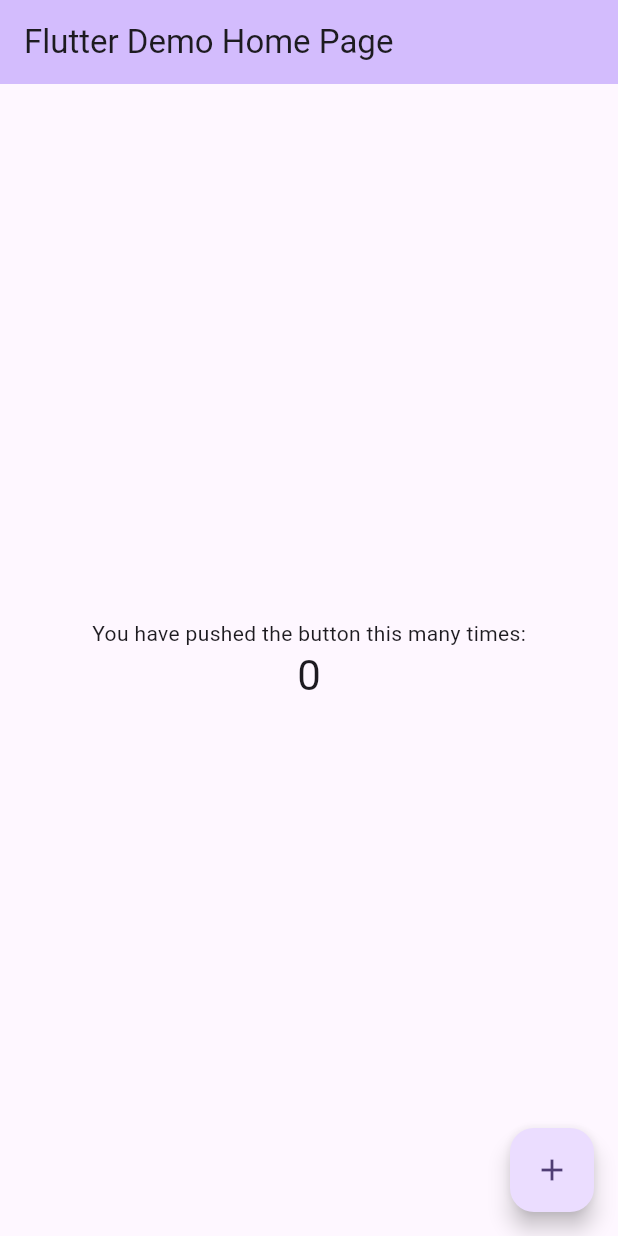
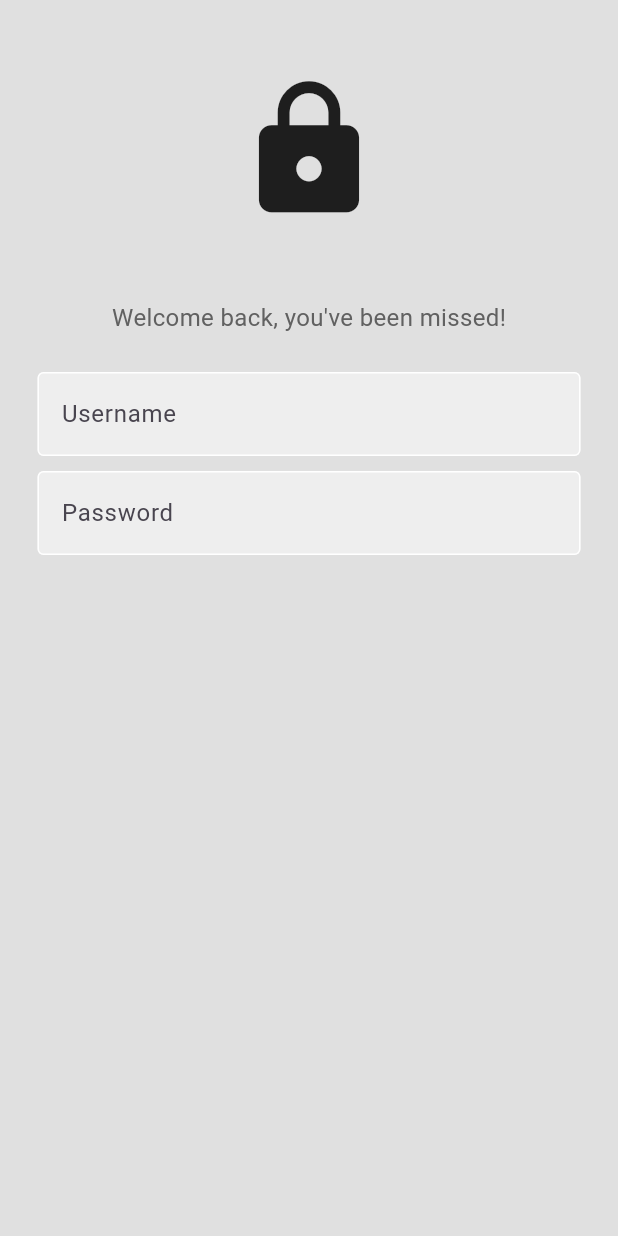
Before and after one commit to kkong3456/koko_authentication, a Flutter app: the screen it shows after launch, on a phone screen of 412 x 824 dp. Run offline on Flutter 3.47's test engine with Material 3 defaults, Android fonts, the phone set to English and light mode, and no system bars.

Commit message:
username, password textediting controller
4:55:25

```diff
--- a/analysis_options.yaml
+++ b/analysis_options.yaml
@@ -7,7 +7,7 @@
 
 # The following line activates a set of recommended lints for Flutter apps,
 # packages, and plugins designed to encourage good coding practices.
-include: package:flutter_lints/flutter.yaml
+#include: package:flutter_lints/flutter.yaml
 
 linter:
   # The lint rules applied to this project can be customized in the
--- /dev/null
+++ b/lib/components/my_textfield.dart
@@ -0,0 +1,36 @@
+import 'package:flutter/material.dart';
+
+class MyTextField extends StatelessWidget {
+  final controller;
+  final String hintText;
+  final bool obscureText;
+
+  const MyTextField({
+    super.key,
+    required this.controller,
+    required this.hintText,
+    required this.obscureText,
+  });
+
+  @override
+  Widget build(BuildContext context) {
+    return Padding(
+      padding: const EdgeInsets.symmetric(horizontal: 25),
+      child: TextField(
+        controller: controller,
+        obscureText: obscureText,
+        decoration: InputDecoration(
+          enabledBorder: OutlineInputBorder(
+            borderSide: BorderSide(color: Colors.white),
+          ),
+          focusedBorder: OutlineInputBorder(
+            borderSide: BorderSide(color: Colors.grey.shade400),
+          ),
+          fillColor: Colors.grey.shade200,
+          filled: true,
+          hintText: hintText,
+        ),
+      ),
+    );
+  }
+}
--- a/lib/main.dart
+++ b/lib/main.dart
@@ -1,4 +1,5 @@
 import 'package:flutter/material.dart';
+import 'package:koko_authentication/pages/login_page.dart';
 
 void main() {
   runApp(const MyApp());
@@ -7,119 +8,12 @@
 class MyApp extends StatelessWidget {
   const MyApp({super.key});
 
-  // This widget is the root of your application.
   @override
   Widget build(BuildContext context) {
     return MaterialApp(
-      title: 'Flutter Demo',
-      theme: ThemeData(
-        // This is the theme of your application.
-        //
-        // TRY THIS: Try running your application with "flutter run". You'll see
-        // the application has a purple toolbar. Then, without quitting the app,
-        // try changing the seedColor in the colorScheme below to Colors.green
-        // and then invoke "hot reload" (save your changes or press the "hot
-        // reload" button in a Flutter-supported IDE, or press "r" if you used
-        // the command line to start the app).
-        //
-        // Notice that the counter didn't reset back to zero; the application
-        // state is not lost during the reload. To reset the state, use hot
-        // restart instead.
-        //
-        // This works for code too, not just values: Most code changes can be
-        // tested with just a hot reload.
-        colorScheme: ColorScheme.fromSeed(seedColor: Colors.deepPurple),
-        useMaterial3: true,
-      ),
-      home: const MyHomePage(title: 'Flutter Demo Home Page'),
+      title: 'Authentication App',
+      debugShowCheckedModeBanner: false,
+      home: LoginPage(),
     );
   }
 }
-
-class MyHomePage extends StatefulWidget {
-  const MyHomePage({super.key, required this.title});
-
-  // This widget is the home page of your application. It is stateful, meaning
-  // that it has a State object (defined below) that contains fields that affect
-  // how it looks.
-
-  // This class is the configuration for the state. It holds the values (in this
-  // case the title) provided by the parent (in this case the App widget) and
-  // used by the build method of the State. Fields in a Widget subclass are
-  // always marked "final".
-
-  final String title;
-
-  @override
-  State<MyHomePage> createState() => _MyHomePageState();
-}
-
-class _MyHomePageState extends State<MyHomePage> {
-  int _counter = 0;
-
-  void _incrementCounter() {
-    setState(() {
-      // This call to setState tells the Flutter framework that something has
-      // changed in this State, which causes it to rerun the build method below
-      // so that the display can reflect the updated values. If we changed
-      // _counter without calling setState(), then the build method would not be
-      // called again, and so nothing would appear to happen.
-      _counter++;
-    });
-  }
-
-  @override
-  Widget build(BuildContext context) {
-    // This method is rerun every time setState is called, for instance as done
-    // by the _incrementCounter method above.
-    //
-    // The Flutter framework has been optimized to make rerunning build methods
-    // fast, so that you can just rebuild anything that needs updating rather
-    // than having to individually change instances of widgets.
-    return Scaffold(
-      appBar: AppBar(
-        // TRY THIS: Try changing the color here to a specific color (to
-        // Colors.amber, perhaps?) and trigger a hot reload to see the AppBar
-        // change color while the other colors stay the same.
-        backgroundColor: Theme.of(context).colorScheme.inversePrimary,
-        // Here we take the value from the MyHomePage object that was created by
-        // the App.build method, and use it to set our appbar title.
-        title: Text(widget.title),
-      ),
-      body: Center(
-        // Center is a layout widget. It takes a single child and positions it
-        // in the middle of the parent.
-        child: Column(
-          // Column is also a layout widget. It takes a list of children and
-          // arranges them vertically. By default, it sizes itself to fit its
-          // children horizontally, and tries to be as tall as its parent.
-          //
-          // Column has various properties to control how it sizes itself and
-          // how it positions its children. Here we use mainAxisAlignment to
-          // center the children vertically; the main axis here is the vertical
-          // axis because Columns are vertical (the cross axis would be
-          // horizontal).
-          //
-          // TRY THIS: Invoke "debug painting" (choose the "Toggle Debug Paint"
-          // action in the IDE, or press "p" in the console), to see the
-          // wireframe for each widget.
-          mainAxisAlignment: MainAxisAlignment.center,
-          children: <Widget>[
-            const Text(
-              'You have pushed the button this many times:',
-            ),
-            Text(
-              '$_counter',
-              style: Theme.of(context).textTheme.headlineMedium,
-            ),
-          ],
-        ),
-      ),
-      floatingActionButton: FloatingActionButton(
-        onPressed: _incrementCounter,
-        tooltip: 'Increment',
-        child: const Icon(Icons.add),
-      ), // This trailing comma makes auto-formatting nicer for build methods.
-    );
-  }
-}
--- /dev/null
+++ b/lib/pages/login_page.dart
@@ -0,0 +1,54 @@
+import 'package:flutter/material.dart';
+import 'package:koko_authentication/components/my_textfield.dart';
+
+class LoginPage extends StatelessWidget {
+  LoginPage({super.key});
+
+  //text editing controllers
+  final TextEditingController usernameController = TextEditingController();
+  final TextEditingController passwordController = TextEditingController();
+
+  @override
+  Widget build(BuildContext context) {
+    return Scaffold(
+      backgroundColor: Colors.grey[300],
+      body: SafeArea(
+        child: Center(
+          child: Column(
+            children: [
+              const SizedBox(height: 50),
+              //logo
+              const Icon(
+                Icons.lock,
+                size: 100,
+              ),
+              const SizedBox(height: 50),
+              //welcome back,you've been missed!
+              Text(
+                'Welcome back, you\'ve been missed!',
+                style: TextStyle(
+                  color: Colors.grey[700],
+                  fontSize: 16,
+                ),
+              ),
+              const SizedBox(height: 25),
+              //username text field
+              MyTextField(
+                controller: usernameController,
+                hintText: 'Username',
+                obscureText: false,
+              ),
+              const SizedBox(height: 10),
+              //password text field
+              MyTextField(
+                controller: passwordController,
+                hintText: 'Password',
+                obscureText: true,
+              ),
+            ],
+          ),
+        ),
+      ),
+    );
+  }
+}
--- a/pubspec.yaml
+++ b/pubspec.yaml
@@ -59,8 +59,8 @@ flutter:
   uses-material-design: true
 
   # To add assets to your application, add an assets section, like this:
-  # assets:
-  #   - images/a_dot_burr.jpeg
+  assets:
+    - lib/images/
   #   - images/a_dot_ham.jpeg
 
   # An image asset can refer to one or more resolution-specific "variants", see
```
Also changed, not shown: lib/images/apple_logo.jpeg (added), lib/images/google_logo.jpeg (added).
